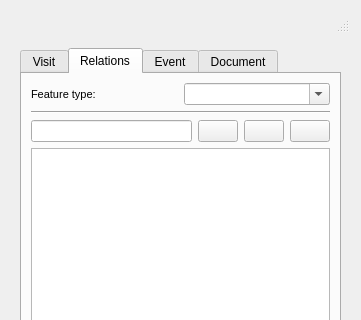
The window that ui/add_visit.ui (Giswater/giswater_qgis_plugin) describes before a commit, drawn with Qt 5; both pictures show x 0 to 361 and y 0 to 320 of the 361 by 564 pixel window.
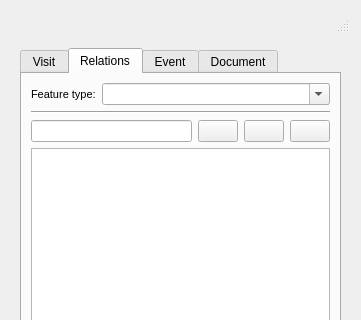
The same window after the commit. The open tabs and pages were chosen to show the change. Icons and pictures are not drawn.

Commit message: fixed size in Relations

```diff
--- a/ui/add_visit.ui
+++ b/ui/add_visit.ui
@@ -462,7 +462,7 @@
          </attribute>
          <layout class="QVBoxLayout" name="verticalLayout_4">
           <item>
-           <layout class="QHBoxLayout" name="horizontalLayout_8">
+           <layout class="QHBoxLayout" name="horizontalLayout_8" stretch="0,1">
             <item>
              <widget class="QLabel" name="label_feature_type">
               <property name="font">
```
Left out of the diff: 2 changed lines with no effect on the pictures.
